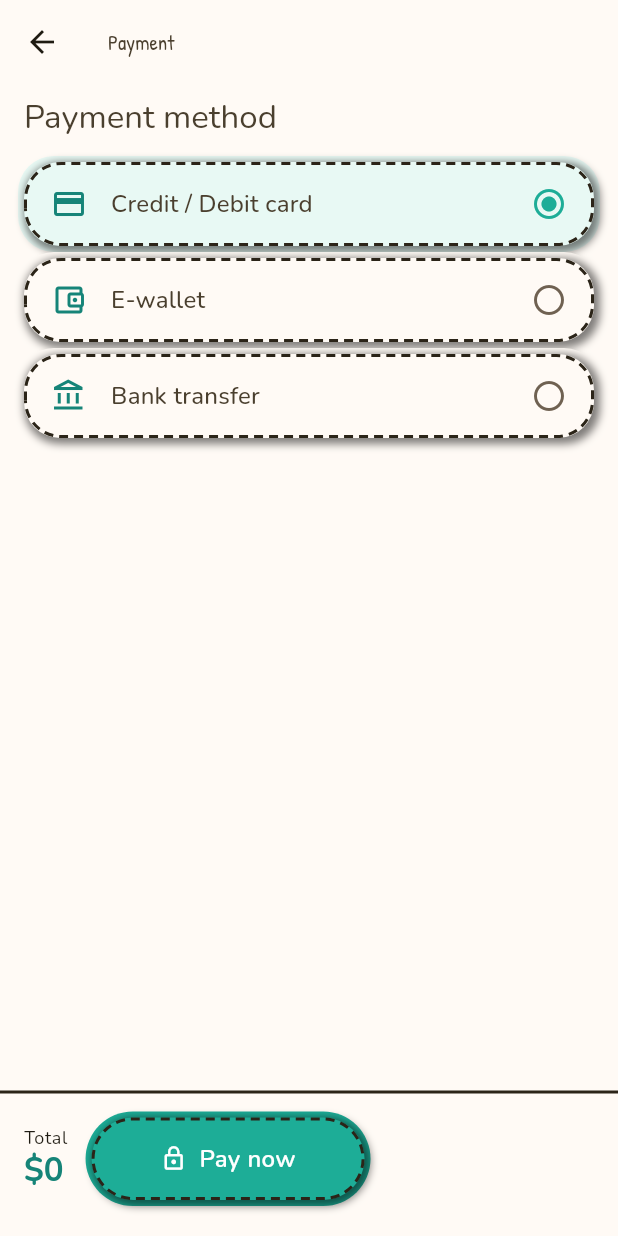
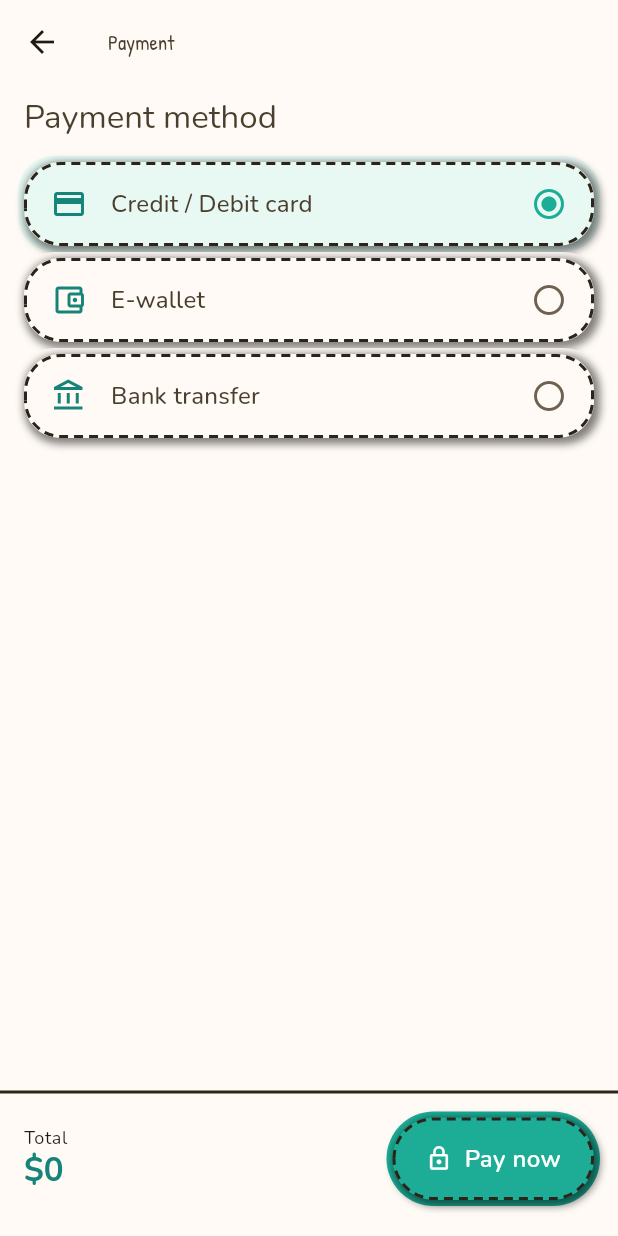
Before and after one commit to subaasw/evora-app, a Flutter app: the PaymentScreen screen opened directly with empty values, on a phone screen of 412 x 824 dp. Run offline on Flutter 3.47's test engine with Material 3 defaults, Android fonts, the phone set to English and light mode, and no system bars; our stand-ins replace fl_chart, go_router, google_fonts, qr_flutter; missing offline and left inert: mobile_scanner.

Commit message:
fix: pin checkout CTA right, truncate price on overflow

```diff
--- a/lib/widgets/checkout_bar.dart
+++ b/lib/widgets/checkout_bar.dart
@@ -34,9 +34,12 @@ class CheckoutBar extends StatelessWidget {
         color: s.canvas,
         border: Border(top: BorderSide(color: s.ink, width: 2)),
       ),
-      child: Row(
+      // Price info takes the leftover space and truncates; the CTA keeps its
+      // natural size pinned right, capped so it can never overflow the screen.
+      child: LayoutBuilder(
+        builder: (context, constraints) => Row(
           children: [
-          Flexible(
+            Expanded(
               child: Column(
                 crossAxisAlignment: CrossAxisAlignment.start,
                 mainAxisSize: MainAxisSize.min,
@@ -49,6 +52,8 @@ class CheckoutBar extends StatelessWidget {
                   ),
                   Text(
                     '\$${amount.toStringAsFixed(0)}',
+                    maxLines: 1,
+                    overflow: TextOverflow.ellipsis,
                     style: theme.textTheme.titleLarge?.copyWith(
                         color: s.brandStrong, fontWeight: FontWeight.w700),
                   ),
@@ -56,15 +61,18 @@ class CheckoutBar extends StatelessWidget {
               ),
             ),
             const SizedBox(width: AppSpacing.md),
-          Expanded(
+            ConstrainedBox(
+              constraints: BoxConstraints(maxWidth: constraints.maxWidth * 0.6),
               child: SketchButton(
                 label: label,
                 icon: icon,
+                fullWidth: false,
                 onPressed: enabled ? onPressed : null,
               ),
             ),
           ],
         ),
+      ),
     );
   }
 }
```
Lines whose indentation alone changed are shown as unchanged.
